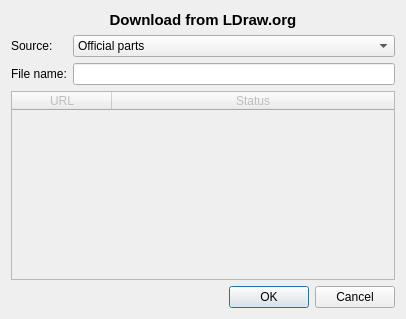
First picture: the form in src/ui/downloadfrom.ui, repository crimsondusk/ldforge, before the edit.
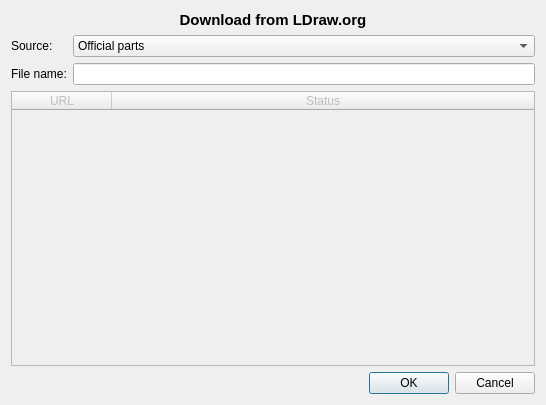
Second picture: the form after the edit.

Commit message: now actually downloads parts

What changed in the file:
```diff
--- a/src/ui/downloadfrom.ui
+++ b/src/ui/downloadfrom.ui
@@ -6,8 +6,8 @@
    <rect>
     <x>0</x>
     <y>0</y>
-    <width>406</width>
-    <height>319</height>
+    <width>546</width>
+    <height>405</height>
    </rect>
   </property>
   <property name="windowTitle">
```
The commit also changes 2 other files.
